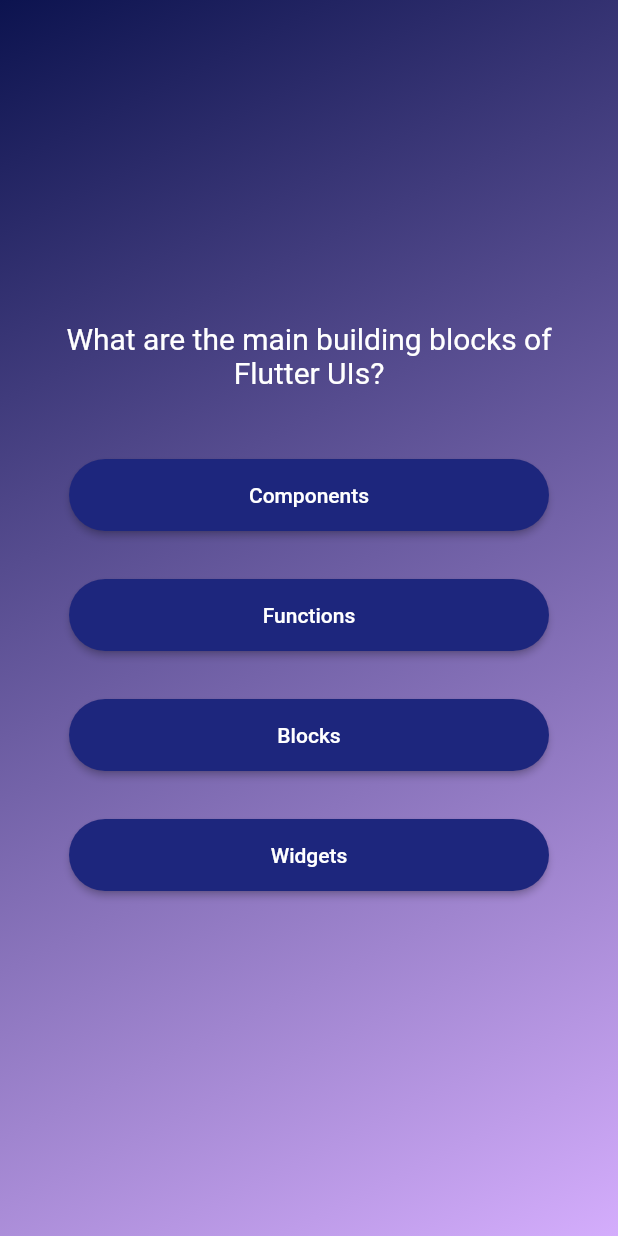
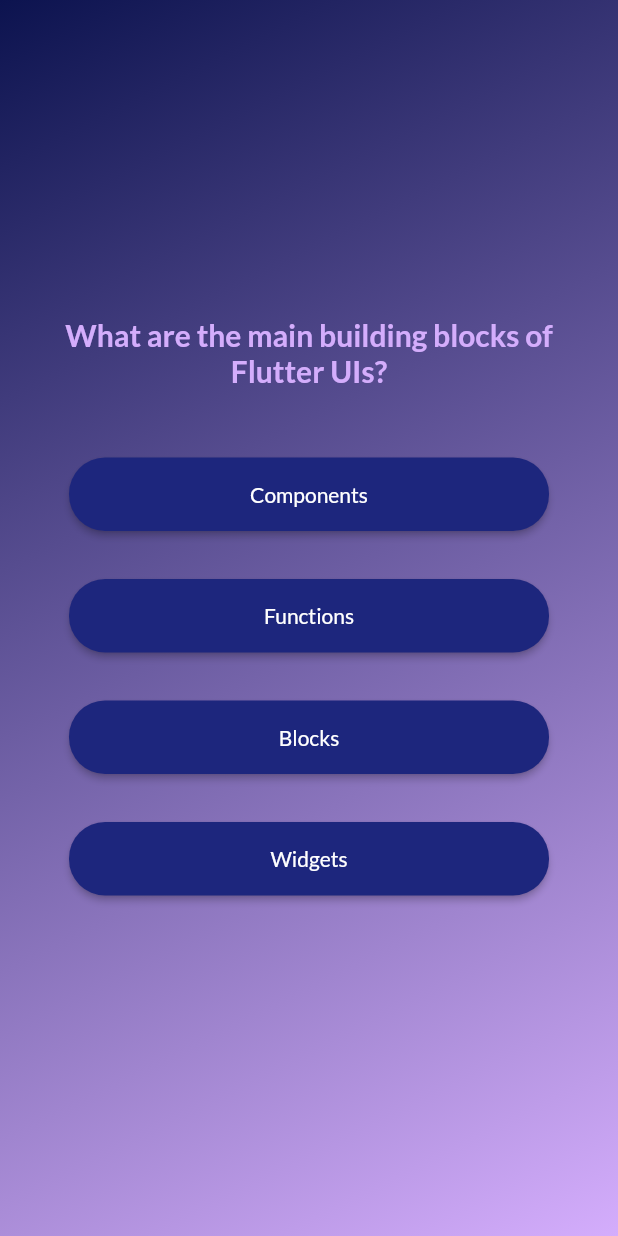
Before and after one commit to elianaferreira/quiz_app, a Flutter app: the screen it shows after launch, after a tap on "Start Quiz", on a phone screen of 412 x 824 dp. Run offline on Flutter 3.47's test engine with Material 2 defaults, Android fonts, the phone set to English and light mode, and no system bars; our stand-ins replace google_fonts.

Commit message:
changed the fonts

```diff
--- a/lib/components/button.dart
+++ b/lib/components/button.dart
@@ -1,4 +1,5 @@
 import 'package:flutter/material.dart';
+import 'package:google_fonts/google_fonts.dart';
 import 'package:quiz_app/constants/dimens.dart';
 import 'package:quiz_app/constants/quiz_colors.dart';
 
@@ -18,7 +19,7 @@ class Button extends StatelessWidget {
           backgroundColor: const Color(QuizColors.primaryColor)),
       icon: icon,
       label: Text(label,
-          style: const TextStyle(
+          style: GoogleFonts.lato(
             fontSize: Dimens.buttonText,
           )),
     );
--- a/lib/components/rounded_button.dart
+++ b/lib/components/rounded_button.dart
@@ -1,4 +1,5 @@
 import 'package:flutter/material.dart';
+import 'package:google_fonts/google_fonts.dart';
 import 'package:quiz_app/constants/dimens.dart';
 import 'package:quiz_app/constants/quiz_colors.dart';
 
@@ -26,7 +27,7 @@ class RoundedButton extends StatelessWidget {
         ),
         child: Text(
           label,
-          style: const TextStyle(
+          style: GoogleFonts.lato(
             fontSize: Dimens.answerButtonText,
           ),
         ),
--- a/lib/screens/questions_screen.dart
+++ b/lib/screens/questions_screen.dart
@@ -1,4 +1,5 @@
 import 'package:flutter/material.dart';
+import 'package:google_fonts/google_fonts.dart';
 import 'package:quiz_app/components/rounded_button.dart';
 import 'package:quiz_app/constants/dimens.dart';
 import 'package:quiz_app/constants/quiz_colors.dart';
@@ -33,9 +34,10 @@ class _QuestionsScreenState extends State<QuestionsScreen> {
         children: [
           Text(
             currentQuestions.text,
-            style: const TextStyle(
-                color: Color(QuizColors.onPrimaryColor),
-                fontSize: Dimens.subtitle),
+            style: GoogleFonts.lato(
+                color: const Color(QuizColors.primaryLightColor),
+                fontSize: Dimens.subtitle,
+                fontWeight: FontWeight.bold),
             textAlign: TextAlign.center,
           ),
           const SizedBox(
--- a/lib/screens/start_screen.dart
+++ b/lib/screens/start_screen.dart
@@ -1,4 +1,5 @@
 import 'package:flutter/material.dart';
+import 'package:google_fonts/google_fonts.dart';
 import 'package:quiz_app/components/button.dart';
 import 'package:quiz_app/constants/dimens.dart';
 import 'package:quiz_app/constants/quiz_colors.dart';
@@ -22,10 +23,11 @@ class StartScreen extends StatelessWidget {
           const SizedBox(
             height: Dimens.paddingXXXL,
           ),
-          const Text('Learn Flutter the fun way!',
-              style: TextStyle(
-                  color: Color(QuizColors.onPrimaryColor),
-                  fontSize: Dimens.title)),
+          Text('Learn Flutter the fun way!',
+              style: GoogleFonts.lato(
+                  color: const Color(QuizColors.onPrimaryColor),
+                  fontSize: Dimens.title,
+                  fontWeight: FontWeight.bold)),
           const SizedBox(
             height: Dimens.paddingXXL,
           ),
--- a/pubspec.yaml
+++ b/pubspec.yaml
@@ -34,6 +34,7 @@ dependencies:
   # The following adds the Cupertino Icons font to your application.
   # Use with the CupertinoIcons class for iOS style icons.
   cupertino_icons: ^1.0.2
+  google_fonts: ^5.1.0
 
 dev_dependencies:
   flutter_test:
```
Also changed, not shown: pubspec.lock, 7 other files.
